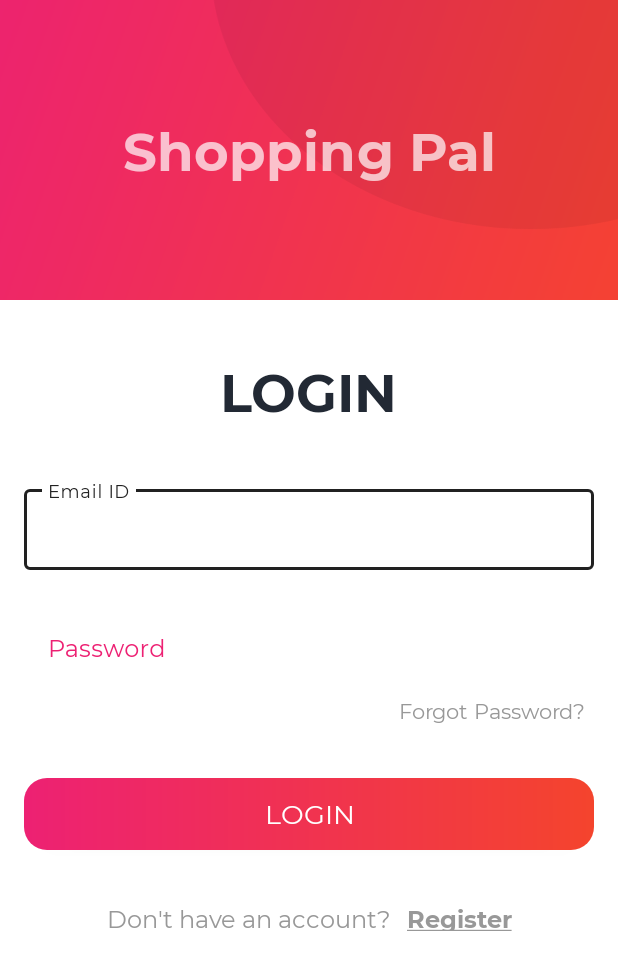
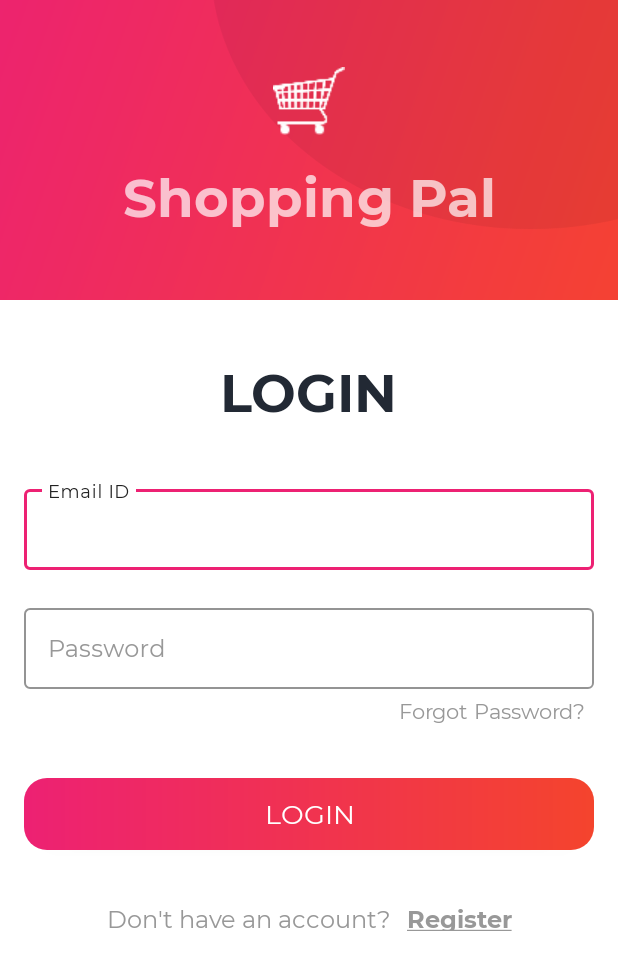
Before and after one commit to amlannandy/ShoppingPal, an Android app: the screen it shows after launch (LoginActivity), on a phone screen of 412 x 824 dp. Shown: the top 970 px of the screen. Run offline under Robolectric (Android 15) with nearby library versions, the phone set to English and light mode, and no system bars.

Commit message:
Fixed border issue

```diff
--- a/app/src/main/res/layout/activity_login.xml
+++ b/app/src/main/res/layout/activity_login.xml
@@ -22,12 +22,28 @@
             android:scaleType="fitXY"
             android:src="@drawable/auth_screens_background" />
 
-        <com.aknindustries.shoppingpal.utils.CustomBoldTextView
+        <LinearLayout
+            android:layout_gravity="center"
+            android:orientation="vertical"
             android:layout_width="match_parent"
-            android:layout_height="match_parent"
-            android:gravity="center"
-            android:text="@string/app_name"
-            android:textSize="@dimen/title_text_size" />
+            android:layout_height="wrap_content">
+
+            <ImageView
+                android:layout_marginBottom="16dp"
+                android:layout_width="match_parent"
+                android:layout_height="match_parent"
+                android:contentDescription="@string/content_description"
+                android:scaleType="center"
+                android:src="@drawable/logo" />
+
+            <com.aknindustries.shoppingpal.utils.CustomBoldTextView
+                android:layout_width="match_parent"
+                android:layout_height="match_parent"
+                android:gravity="center"
+                android:text="@string/app_name"
+                android:textSize="@dimen/title_text_size" />
+
+        </LinearLayout>
 
     </FrameLayout>
 
@@ -45,13 +61,13 @@
 
     <com.google.android.material.textfield.TextInputLayout
         android:id="@+id/til_email"
-        style="@style/Widget.MaterialComponents.TextInputLayout.OutlinedBox"
+        style="@style/TextInputLayoutStyle"
         android:layout_width="match_parent"
         android:layout_height="wrap_content"
         android:layout_marginHorizontal="16dp"
         android:layout_marginTop="36dp"
         android:hint="@string/et_hint_email_id"
-        android:textColorHint="@color/accent_pink"
+        android:textColorHint="@color/colorSecondaryText"
         app:layout_constraintTop_toBottomOf="@id/title_view">
 
         <com.aknindustries.shoppingpal.utils.CustomEditText
@@ -68,14 +84,14 @@
 
     <com.google.android.material.textfield.TextInputLayout
         android:id="@+id/til_password"
-        style="@style/Widget.MaterialComponents.TextInputLayout.OutlinedBox"
+        style="@style/TextInputLayoutStyle"
         android:layout_width="match_parent"
         android:layout_height="wrap_content"
         android:layout_marginStart="16dp"
         android:layout_marginTop="20dp"
         android:layout_marginEnd="16dp"
         android:hint="@string/et_hint_password"
-        android:textColorHint="@color/accent_pink"
+        android:textColorHint="@color/colorSecondaryText"
         app:layout_constraintEnd_toEndOf="parent"
         app:layout_constraintStart_toStartOf="parent"
         app:layout_constraintTop_toBottomOf="@id/til_email">
--- /dev/null
+++ b/app/src/main/res/values/styles.xml
@@ -0,0 +1,7 @@
+<?xml version="1.0" encoding="utf-8"?>
+<resources>
+    <style name="TextInputLayoutStyle" parent="Widget.MaterialComponents.TextInputLayout.OutlinedBox">
+        <item name="boxStrokeColor">@color/accent_pink</item>
+        <item name="boxStrokeWidth">1dp</item>
+    </style>
+</resources>
```
Also changed, not shown: app/src/main/res/drawable-v24/logo.png (added).
